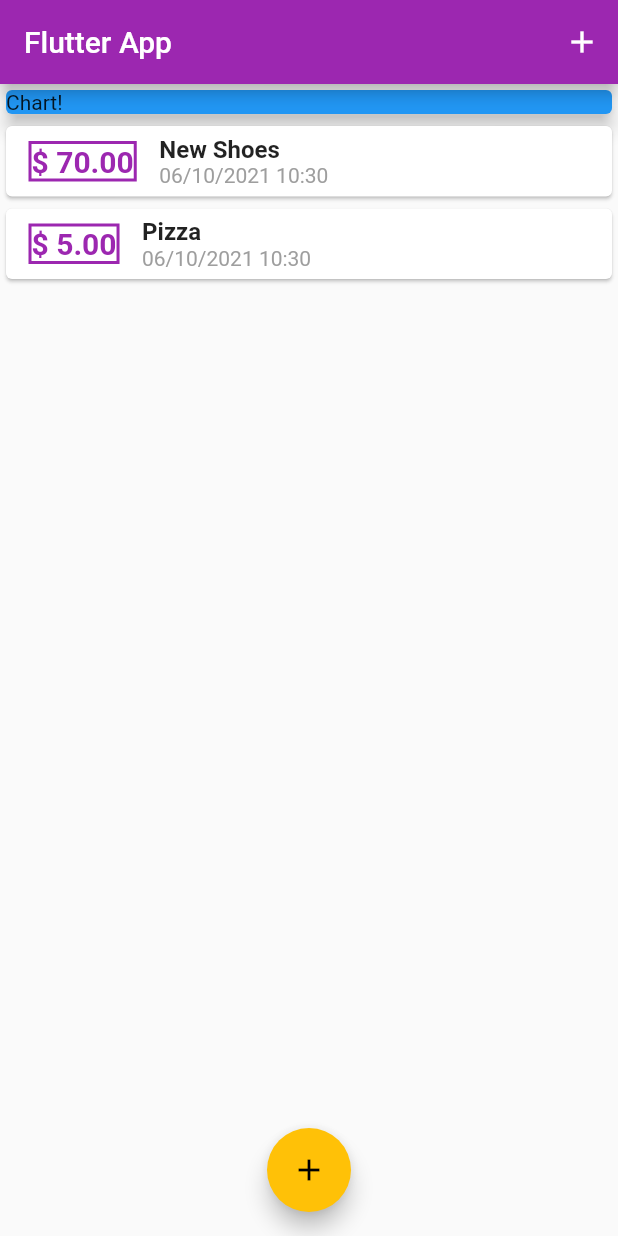
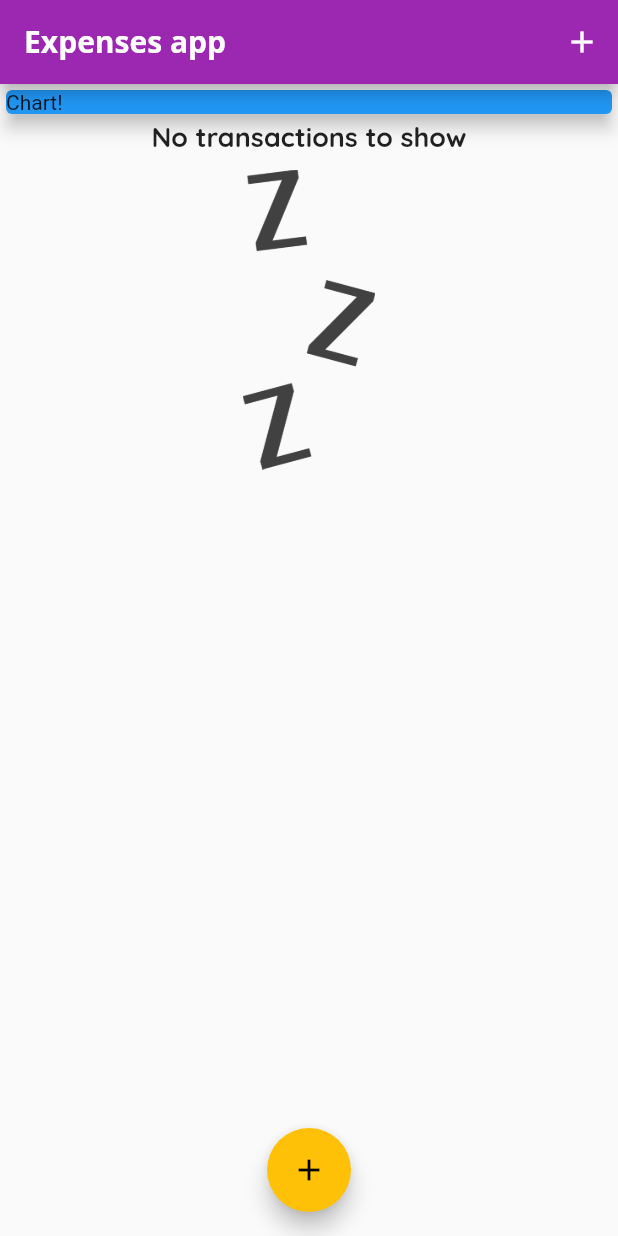
Before and after one commit to BrunoCodeman/flutter_course_expenses_app, a Flutter app: the screen it shows after launch, on a phone screen of 412 x 824 dp. Run offline on Flutter 3.47's test engine with Material 2 defaults, Android fonts, the phone set to English and light mode, and no system bars.

Commit message:
up to class 98

```diff
--- a/lib/main.dart
+++ b/lib/main.dart
@@ -9,9 +9,29 @@ class MyApp extends StatelessWidget {
   @override
   Widget build(BuildContext context) {
     return MaterialApp(
-      title: 'Flutter App',
+      title: 'Personal Expenses',
       home: MyHomePage(),
-      theme: ThemeData(primarySwatch: Colors.purple, accentColor: Colors.amber),
+      theme: ThemeData(
+        primarySwatch: Colors.purple,
+        accentColor: Colors.amber,
+        fontFamily: 'QuickSand',
+        textTheme: ThemeData.light().textTheme.copyWith(
+              headline6: TextStyle(
+                fontFamily: "QuickSand",
+                fontSize: 18,
+                fontWeight: FontWeight.bold,
+              ),
+            ),
+        appBarTheme: AppBarTheme(
+          textTheme: ThemeData.light().textTheme.copyWith(
+                headline6: TextStyle(
+                  fontFamily: "OpenSans",
+                  fontSize: 20,
+                  fontWeight: FontWeight.bold,
+                ),
+              ),
+        ),
+      ),
     );
   }
 }
@@ -23,18 +43,18 @@ class MyHomePage extends StatefulWidget {
 
 class _MyHomePageState extends State<MyHomePage> {
   final List<Transaction> _transactions = [
-    Transaction(
-      id: "1",
-      title: "New Shoes",
-      amount: 70,
-      date: DateTime.now(),
-    ),
-    Transaction(
-      id: "2",
-      title: "Pizza",
-      amount: 5,
-      date: DateTime.now(),
-    ),
+    // Transaction(
+    //   id: "1",
+    //   title: "New Shoes",
+    //   amount: 70,
+    //   date: DateTime.now(),
+    // ),
+    // Transaction(
+    //   id: "2",
+    //   title: "Pizza",
+    //   amount: 5,
+    //   date: DateTime.now(),
+    // ),
   ];
 
   void _addNewTransaction(String title, double amount) {
@@ -59,7 +79,10 @@ class _MyHomePageState extends State<MyHomePage> {
   Widget build(BuildContext context) {
     return Scaffold(
       appBar: AppBar(
-        title: Text('Flutter App'),
+        title: Text(
+          'Expenses app',
+          style: TextStyle(fontFamily: "OpenSans"),
+        ),
         actions: [
           IconButton(
               onPressed: () => _startAddNewTransaction(context),
--- a/lib/widgets/transaction_list.dart
+++ b/lib/widgets/transaction_list.dart
@@ -10,14 +10,34 @@ class TransactionList extends StatelessWidget {
   Widget build(BuildContext context) {
     return Container(
       height: 300,
-      child: ListView.builder(
+      child: transactions.isEmpty
+          ? Column(
+              children: [
+                Text(
+                  "No transactions to show",
+                  style: Theme.of(context).textTheme.headline6,
+                ),
+                SizedBox(
+                  height: 10,
+                ),
+                Container(
+                  height: 200,
+                  child: Image.asset(
+                    "assets/images/waiting.png",
+                    fit: BoxFit.cover,
+                  ),
+                )
+              ],
+            )
+          : ListView.builder(
               itemCount: transactions.length,
               itemBuilder: (BuildContext context, int index) {
                 return Card(
                   child: Row(
                     children: [
                       Container(
-                  margin: EdgeInsets.symmetric(vertical: 10, horizontal: 15),
+                        margin:
+                            EdgeInsets.symmetric(vertical: 10, horizontal: 15),
                         decoration: BoxDecoration(
                           border: Border.all(
                               color: Theme.of(context).primaryColor, width: 2),
```
Also changed, not shown: pubspec.yaml (+13 -13 lines), assets/fonts/OpenSans-Bold.ttf (added), assets/fonts/OpenSans-Regular.ttf (added), assets/fonts/Quicksand-Bold.ttf (added), assets/fonts/Quicksand-Light.ttf (added), assets/fonts/Quicksand-Medium.ttf (added), assets/fonts/Quicksand-Regular.ttf (added), assets/images/waiting.png (added). Lines whose indentation alone changed are shown as unchanged.
